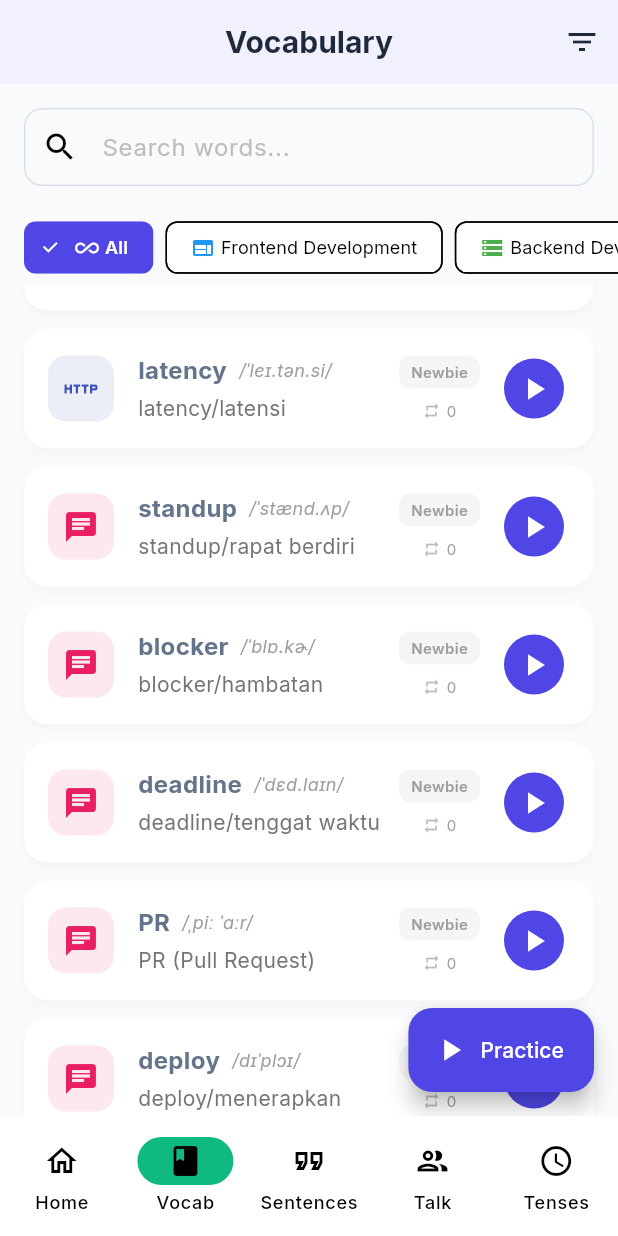
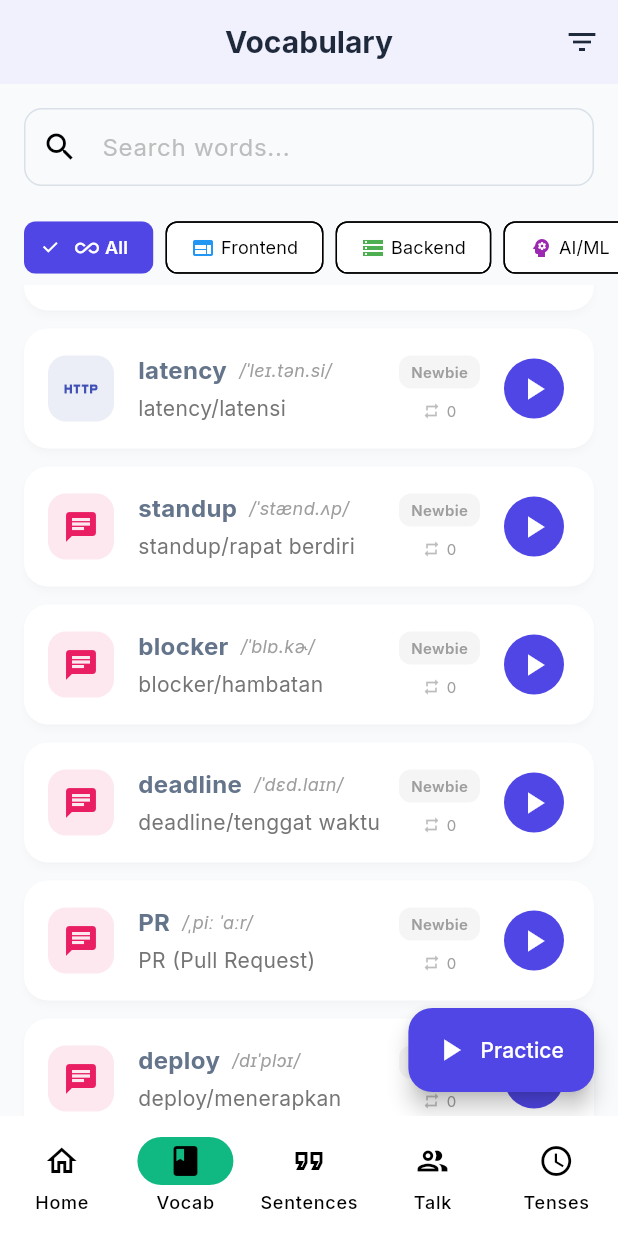
Before and after one commit to dehyabi/englishhub-mobile, a Flutter app: the screen it shows after launch, item 2 of the bottom bar chosen, scrolled down 2880 dp, on a phone screen of 412 x 824 dp. Run offline on Flutter 3.47's test engine with Material 3 defaults, Android fonts, the phone set to English and light mode, and no system bars; our stand-ins replace google_fonts, percent_indicator; accounts and stored records are empty.

Commit message:
fix: vocab tab overflow - wrap text with Flexible, use short filter labels

```diff
--- a/lib/screens/vocabulary/widgets/vocabulary_card.dart
+++ b/lib/screens/vocabulary/widgets/vocabulary_card.dart
@@ -48,21 +48,27 @@ class VocabularyCard extends StatelessWidget {
                   children: [
                     Row(
                       children: [
-                        Text(
+                        Flexible(
+                          child: Text(
                             word.english,
                             style: GoogleFonts.inter(
                               fontSize: 16,
                               fontWeight: FontWeight.bold,
                             ),
+                            overflow: TextOverflow.ellipsis,
+                          ),
                         ),
                         const SizedBox(width: 8),
                         if (word.pronunciation.isNotEmpty)
-                          Text(
+                          Flexible(
+                            child: Text(
                               word.pronunciation,
                               style: GoogleFonts.inter(
                                 fontSize: 12,
                                 color: Colors.grey[500],
                                 fontStyle: FontStyle.italic,
+                              ),
+                              overflow: TextOverflow.ellipsis,
                             ),
                           ),
                       ],
--- a/lib/screens/vocabulary/widgets/vocabulary_filter.dart
+++ b/lib/screens/vocabulary/widgets/vocabulary_filter.dart
@@ -15,11 +15,21 @@ class VocabularyFilter extends StatelessWidget {
 
   @override
   Widget build(BuildContext context) {
+    final shortNames = {
+      'frontend': 'Frontend',
+      'backend': 'Backend',
+      'ai': 'AI/ML',
+      'devops': 'DevOps',
+      'database': 'Database',
+      'api': 'API',
+      'daily': 'Daily',
+      'business': 'Business',
+    };
     final categories = [
       const FilterOption(id: 'all', label: 'All', icon: Icons.all_inclusive),
       ...VocabularyCategory.allCategories.map((cat) => FilterOption(
         id: cat.id,
-        label: cat.name,
+        label: shortNames[cat.id] ?? cat.name,
         icon: cat.icon,
         color: cat.color,
       )),
```
Lines whose indentation alone changed are shown as unchanged.
